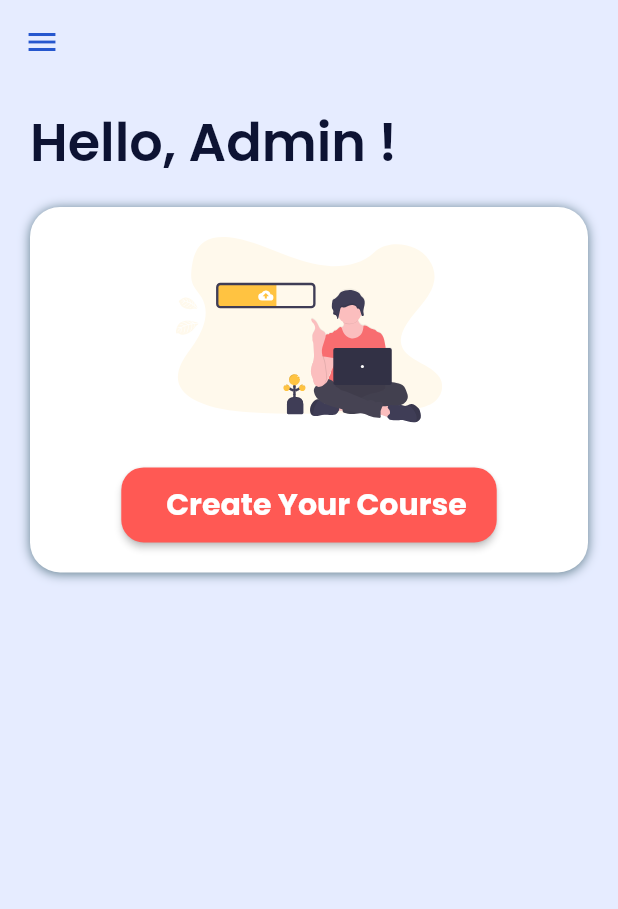
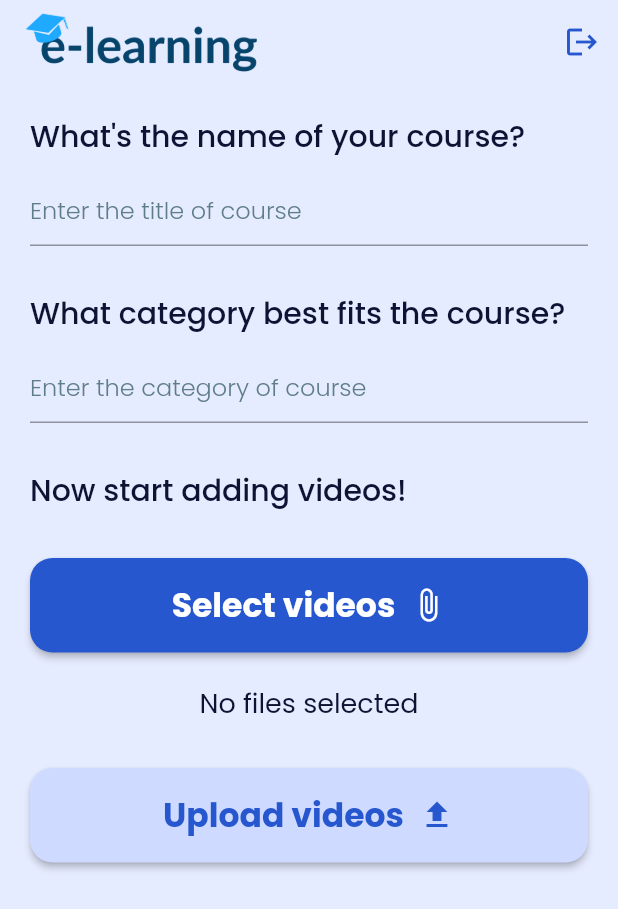
Before and after one commit to niyatipatel2711/e_learning_platform, a Flutter app: the AdminHomeScreen screen opened directly, after a tap on "Create Your Course", on a phone screen of 412 x 824 dp. Shown: the top 909 px of the screen. Run offline on Flutter 3.47's test engine with Material 2 defaults, Android fonts, the phone set to English and light mode, and no system bars; our stand-ins replace cloud_firestore, file_picker, firebase_auth, firebase_core, flutter_svg, form_field_validator and 3 more; accounts and stored records are empty.

Commit message:
Till creation of course

```diff
--- a/lib/AdminStart.dart
+++ b/lib/admin/AdminStart.dart
@@ -1,13 +1,10 @@
 import 'dart:io';
-
 import 'package:e_learning/admin/adminhomescreen.dart';
 import 'package:e_learning/constants.dart';
 import 'package:flutter/material.dart';
 import 'package:flutter_svg/flutter_svg.dart';
 import 'package:google_fonts/google_fonts.dart';
 import 'package:shared_preferences/shared_preferences.dart';
-
-import 'HomeScreen.dart';
 
 class AdminStart extends StatefulWidget {
   const AdminStart({Key? key}) : super(key: key);
--- a/lib/admin/adminhomescreen.dart
+++ b/lib/admin/adminhomescreen.dart
@@ -1,10 +1,10 @@
-import 'package:e_learning/login_signup/login.dart';
 import 'package:flutter/material.dart';
 import 'package:flutter_svg/flutter_svg.dart';
 import 'package:google_fonts/google_fonts.dart';
 import 'dart:ui';
 
 import '../constants.dart';
+import 'createCourse.dart';
 
 class AdminHomeScreen extends StatefulWidget {
   const AdminHomeScreen({Key? key}) : super(key: key);
@@ -92,7 +92,7 @@ class _AdminHomeScreenState extends State<AdminHomeScreen> {
                         padding: EdgeInsets.only(
                             left: 30, top: 10, right: 20, bottom: 10),
                         onPressed: (){
-
+                          Navigator.pushReplacement(context, MaterialPageRoute(builder: (context) => CreateCourse()));
                         },
                         color: pink,
                         shape: new RoundedRectangleBorder(
--- /dev/null
+++ b/lib/admin/createCourse.dart
@@ -0,0 +1,185 @@
+import 'dart:io';
+import 'package:e_learning/constants.dart';
+import 'package:file_picker/file_picker.dart';
+import 'package:flutter/material.dart';
+import 'package:google_fonts/google_fonts.dart';
+
+class CreateCourse extends StatefulWidget {
+  const CreateCourse({Key? key}) : super(key: key);
+
+  @override
+  _CreateCourseState createState() => _CreateCourseState();
+}
+
+class _CreateCourseState extends State<CreateCourse> {
+
+  Future selectFiles() async{
+    FilePickerResult? result = await FilePicker.platform.pickFiles(allowMultiple: true, type: FileType.video);
+    if(result != null) {
+      List<File> files = result.paths.map((path) => File(path!)).toList();
+
+    } else {
+      // User canceled the picker
+    }
+  }
+
+  Future uploadFiles() async {
+
+  }
+
+  @override
+  Widget build(BuildContext context) {
+
+    return Scaffold(
+      backgroundColor: tooLightBlue,
+      appBar: AppBar(
+        backgroundColor: Colors.transparent,
+        automaticallyImplyLeading: false,
+        elevation: 0,
+        title: Image.asset(
+          'assets/images/logo1.png',
+          height: 40,
+        ),
+        actions: [
+          IconButton(
+              onPressed: () {},
+              icon: Icon(
+                Icons.logout,
+                color: blue,
+              )),
+        ],
+      ),
+      body: SingleChildScrollView(
+        child: Container(
+          height: MediaQuery.of(context).size.height,
+          width: MediaQuery.of(context).size.width,
+          child: Padding(
+            padding: const EdgeInsets.all(20.0),
+            child: Container(
+              child: Column(
+                crossAxisAlignment: CrossAxisAlignment.start,
+                children: [
+                  Text(
+                    'What\'s the name of your course?',
+                    style: GoogleFonts.poppins(
+                      color: darkBlue,
+                      fontSize: 20,
+                      fontWeight: FontWeight.w500,
+                    ),
+                  ),
+                  SizedBox(height: 10),
+                  TextFormField(
+                    style: GoogleFonts.poppins(color: blue),
+                    decoration: InputDecoration(
+                      border: UnderlineInputBorder(),
+                      hintText: 'Enter the title of course',
+                      hintStyle: GoogleFonts.poppins(
+                        color: Colors.blueGrey,
+                        fontWeight: FontWeight.w300,
+                      ),
+                      fillColor: Colors.transparent,
+                    ),
+                  ),
+                  SizedBox(height: 30),
+                  Text(
+                    'What category best fits the course?',
+                    style: GoogleFonts.poppins(
+                      color: darkBlue,
+                      fontSize: 20,
+                      fontWeight: FontWeight.w500,
+                    ),
+                  ),
+                  SizedBox(height: 10),
+                  TextFormField(
+                    style: GoogleFonts.poppins(color: blue),
+                    decoration: InputDecoration(
+                      border: UnderlineInputBorder(),
+                      hintText: 'Enter the category of course',
+                      hintStyle: GoogleFonts.poppins(
+                        color: Colors.blueGrey,
+                        fontWeight: FontWeight.w300,
+                      ),
+                      fillColor: Colors.transparent,
+                    ),
+                  ),
+                  SizedBox(height: 30),
+                  Text(
+                    'Now start adding videos!',
+                    style: GoogleFonts.poppins(
+                      color: darkBlue,
+                      fontSize: 20,
+                      fontWeight: FontWeight.w500,
+                    ),
+                  ),
+                  SizedBox(height: 30),
+                  // ignore: deprecated_member_use
+                  RaisedButton(
+                    onPressed: () {},
+                    padding: const EdgeInsets.all(15),
+                    color: blue,
+                    shape: new RoundedRectangleBorder(
+                      borderRadius: new BorderRadius.circular(15.0),
+                    ),
+                    child: Row(
+                      mainAxisAlignment: MainAxisAlignment.center,
+                      children: [
+                        Text(
+                          "Select videos",
+                          style: GoogleFonts.poppins(
+                              fontSize: 22,
+                              fontWeight: FontWeight.bold,
+                              color: Colors.white),
+                        ),
+                        SizedBox(width: 10),
+                        Icon(Icons.attach_file, color: Colors.white),
+                      ],
+                    ),
+                  ),
+                  SizedBox(height: 20),
+                  Center(
+                    child: Text(
+                      'No files selected',
+                      style: GoogleFonts.poppins(
+                        color: darkBlue,
+                        fontSize: 18,
+                      ),
+                    ),
+                  ),
+                  SizedBox(height: 30),
+                  // ignore: deprecated_member_use
+                  RaisedButton(
+                    onPressed: () {
+
+                    },
+                    padding: const EdgeInsets.all(15),
+                    color: lightBlue,
+                    shape: new RoundedRectangleBorder(
+                      borderRadius: new BorderRadius.circular(15.0),
+                    ),
+                    child: Row(
+                      mainAxisAlignment: MainAxisAlignment.center,
+                      children: [
+                        Text(
+                          "Upload videos",
+                          style: GoogleFonts.poppins(
+                              fontSize: 22,
+                              fontWeight: FontWeight.bold,
+                              color: blue),
+                        ),
+                        SizedBox(width: 10),
+                        Icon(
+                          Icons.upload,
+                          color: blue,
+                        ),
+                      ],
+                    ),
+                  ),
+                ],
+              ),
+            ),
+          ),
+        ),
+      ),
+    );
+  }
+}
--- a/lib/drawer.dart
+++ b/lib/drawer.dart
@@ -1,5 +1,3 @@
-import 'package:e_learning/AdminStart.dart';
-import 'package:e_learning/login_signup/login.dart';
 import 'package:e_learning/profile.dart';
 import 'package:firebase_auth/firebase_auth.dart';
 import 'package:flutter/material.dart';
@@ -7,6 +5,7 @@ import 'package:google_fonts/google_fonts.dart';
 
 import 'dart:ui';
 
+import 'login_signup/login.dart';
 import 'login_signup/methods.dart';
 
 class DrawerHome extends StatelessWidget {
--- a/lib/login_signup/login.dart
+++ b/lib/login_signup/login.dart
@@ -1,7 +1,6 @@
-import 'package:e_learning/AdminStart.dart';
+import 'package:e_learning/admin/AdminStart.dart';
 import 'package:e_learning/HomeScreen.dart';
 import 'package:e_learning/constants.dart';
-import 'package:e_learning/login_signup/adminlogin.dart';
 import 'package:e_learning/login_signup/methods.dart';
 import 'package:e_learning/login_signup/signup.dart';
 import 'package:flutter/material.dart';
--- a/lib/profile.dart
+++ b/lib/profile.dart
@@ -5,7 +5,7 @@ import 'package:flutter/material.dart';
 import 'package:form_field_validator/form_field_validator.dart';
 import 'package:google_fonts/google_fonts.dart';
 
-import 'AdminStart.dart';
+import 'admin/AdminStart.dart';
 import 'HomeScreen.dart';
 import 'constants.dart';
 import 'main.dart';
--- a/pubspec.yaml
+++ b/pubspec.yaml
@@ -39,6 +39,8 @@ dependencies:
   cloud_firestore: ^2.2.2
   provider: ^5.0.0
   network:
+  file_picker:
+  firebase_storage:
 
 dev_dependencies:
   flutter_test:
```
Also changed, not shown: assets/images/elogo.png (added), pubspec.lock, 1 other file.
